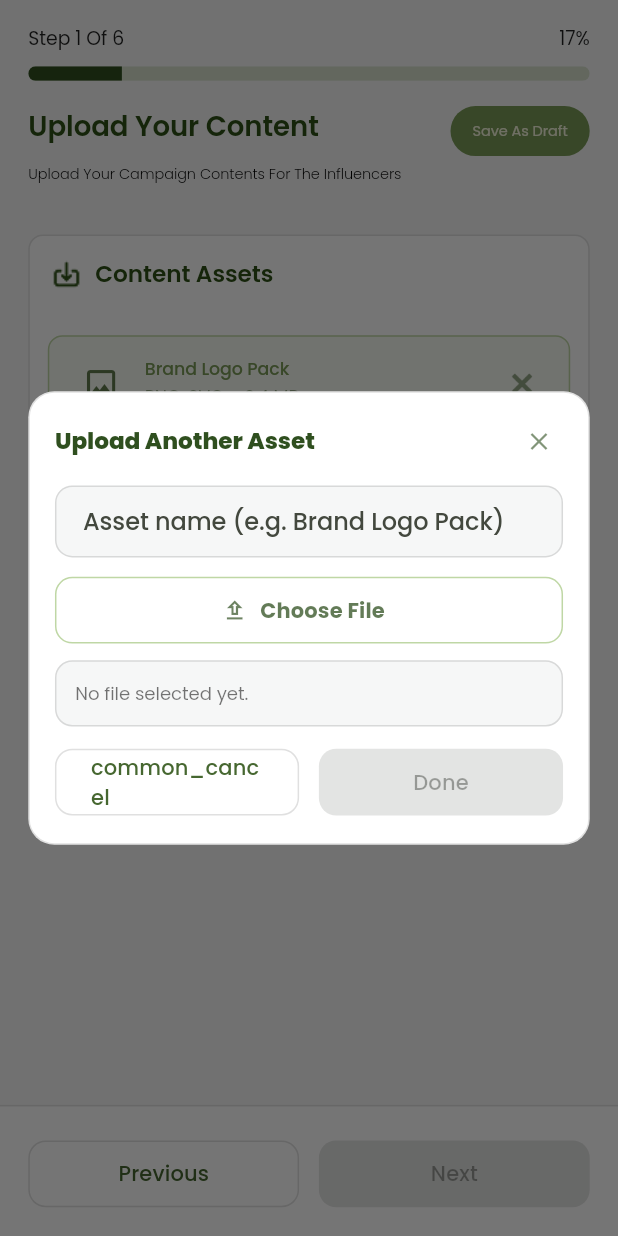
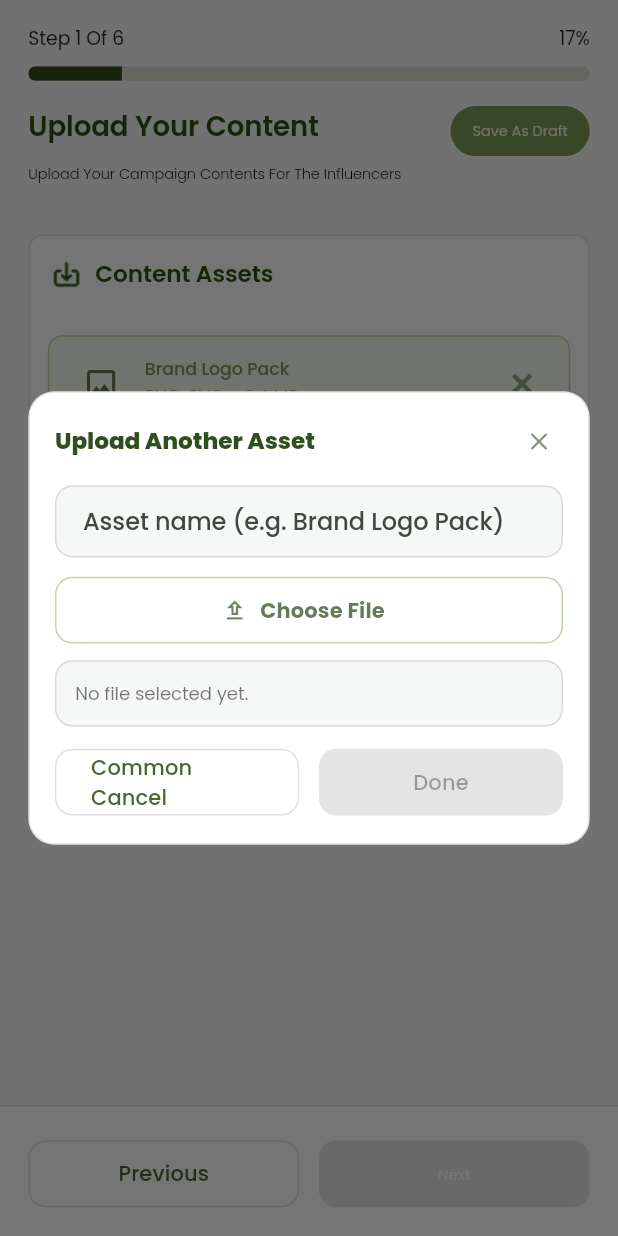
Before and after one commit to AminulSagor/influencer_app, a Flutter app: the CreateCampaignStep5View screen opened directly, after a tap on "Upload Another Asset", on a phone screen of 412 x 824 dp. Run offline on Flutter 3.47's test engine with Material 3 defaults, Android fonts, the light colour scheme and no system bars; our stand-ins replace dotted_border, file_picker, fl_chart, flutter_screenutil, get, image_picker.

Commit message:
create_campaign_step5_view ui done

```diff
--- a/lib/core/localization/app_translations.dart
+++ b/lib/core/localization/app_translations.dart
@@ -835,8 +835,8 @@ class AppTranslations extends Translations {
       'brand_campaign_pay_now': 'Pay Now',
       'brand_campaign_payment': 'Payment',
       'brand_campaign_payment_success': 'Payment initiated.',
-      'brand_campaign_payment_invalid':
-          'Amount must be between minimum and total due.',
+      'brand_campaign_payment_invalid': 'Amount must be between minimum and total due.',
+      'common_cancel': "Common Cancel"
     },
 
     // Bangla
@@ -1673,8 +1673,8 @@ class AppTranslations extends Translations {
       'brand_campaign_pay_now': 'এখন পেমেন্ট করুন',
       'brand_campaign_payment': 'পেমেন্ট',
       'brand_campaign_payment_success': 'পেমেন্ট শুরু করা হয়েছে।',
-      'brand_campaign_payment_invalid':
-          'পরিমাণটি সর্বনিম্ন এবং মোট বকেয়ার মধ্যে হতে হবে।',
+      'brand_campaign_payment_invalid': 'পরিমাণটি সর্বনিম্ন এবং মোট বকেয়ার মধ্যে হতে হবে।',
+      'common_cancel': 'সাধারণ বাতিল',
     },
   };
 }
--- a/lib/core/utils/app_assets.dart
+++ b/lib/core/utils/app_assets.dart
@@ -23,4 +23,5 @@ class AppAssets {
   static const String youTube = 'assets/icons/youTube.png';
   static const String tikTok = 'assets/icons/tikTok.png';
   static const String instagram = 'assets/icons/instagram.png';
+  static const String facebook = 'assets/icons/facebook.png';
 }
--- a/lib/modules/brand/create_campaign/create_campaign_controller/create_campaign_controller.dart
+++ b/lib/modules/brand/create_campaign/create_campaign_controller/create_campaign_controller.dart
@@ -1081,7 +1081,9 @@ class CreateCampaignController extends GetxController {
               hintText: 'create_campaign_brand_asset_name_hint'.tr,
             ),
           ),
+
           10.h.verticalSpace,
+
           TextField(
             controller: _brandValueCtrl,
             decoration: InputDecoration(
@@ -1091,6 +1093,7 @@ class CreateCampaignController extends GetxController {
         ],
       ),
       textConfirm: 'common_done'.tr,
+
       textCancel: 'common_cancel'.tr,
       onConfirm: () {
         final t = _brandTitleCtrl.text.trim();
--- a/lib/modules/brand/create_campaign/create_campaign_step5_view/create_campaign_step5_view.dart
+++ b/lib/modules/brand/create_campaign/create_campaign_step5_view/create_campaign_step5_view.dart
@@ -126,7 +126,7 @@ class CreateCampaignStep5View extends GetView<CreateCampaignController> {
                             }),
                             DashedButton(
                               text: 'create_campaign_upload_another_asset'.tr,
-                              icon: Icons.upload_outlined,
+                              // icon: Icons.upload_outlined,
                               onTap: c.openAddContentAssetDialog,
                             ),
                           ],
@@ -190,18 +190,15 @@ class CreateCampaignStep5View extends GetView<CreateCampaignController> {
                                       padding: EdgeInsets.only(bottom: 12.h),
                                       child: BrandAssetTile(
                                         title: b.title,
-                                        subtitle: b.value?.isNotEmpty == true
-                                            ? b.value!
-                                            : 'create_campaign_brand_asset_value_hint'
-                                                  .tr,
-                                        onTap: () =>
-                                            c.openEditBrandAssetDialog(i),
+                                        subtitle: b.value?.isNotEmpty == true ? b.value!
+                                            : 'create_campaign_brand_asset_value_hint'.tr,
+                                        onTap: () => c.openEditBrandAssetDialog(i),
                                       ),
                                     );
                                   }),
                                   DashedButton(
                                     text: 'create_campaign_add_brand_asset'.tr,
-                                    icon: Icons.add,
+                                    // icon: Icons.add,
                                     onTap: c.openAddBrandAssetDialog,
                                   ),
                                 ],
@@ -271,7 +268,9 @@ class CreateCampaignStep5View extends GetView<CreateCampaignController> {
                           ],
                         );
                       }),
+
                     10.h.verticalSpace,
+
                     Row(
                       children: [
                         Expanded(
@@ -287,7 +286,9 @@ class CreateCampaignStep5View extends GetView<CreateCampaignController> {
                             child: Text('common_previous'.tr),
                           ),
                         ),
+
                         12.w.horizontalSpace,
+
                         Expanded(
                           child: Obx(() {
                             final ok = c.canGoNext;
@@ -303,7 +304,7 @@ class CreateCampaignStep5View extends GetView<CreateCampaignController> {
                                 ),
                                 elevation: 0,
                               ),
-                              child: Text('common_next'.tr),
+                              child: Text('common_next'.tr,style: TextStyle(fontSize: 10, fontWeight: FontWeight.w400, color: AppPalette.white),),
                             );
                           }),
                         ),
--- a/lib/modules/brand/create_campaign/create_campaign_step5_view/widgets/dashed_button.dart
+++ b/lib/modules/brand/create_campaign/create_campaign_step5_view/widgets/dashed_button.dart
@@ -5,12 +5,12 @@ import 'package:influencer_app/core/utils/app_assets.dart';
 
 class DashedButton extends StatelessWidget {
   final String text;
-  final IconData icon;
+  // final IconData icon;
   final VoidCallback onTap;
 
   const DashedButton({super.key,
     required this.text,
-    required this.icon,
+    // required this.icon,
     required this.onTap,
   });
 
```
Also changed, not shown: lib/modules/brand/create_campaign/create_campaign_step5_view/widgets/brand_asset_tile.dart (+17 -24 lines).
